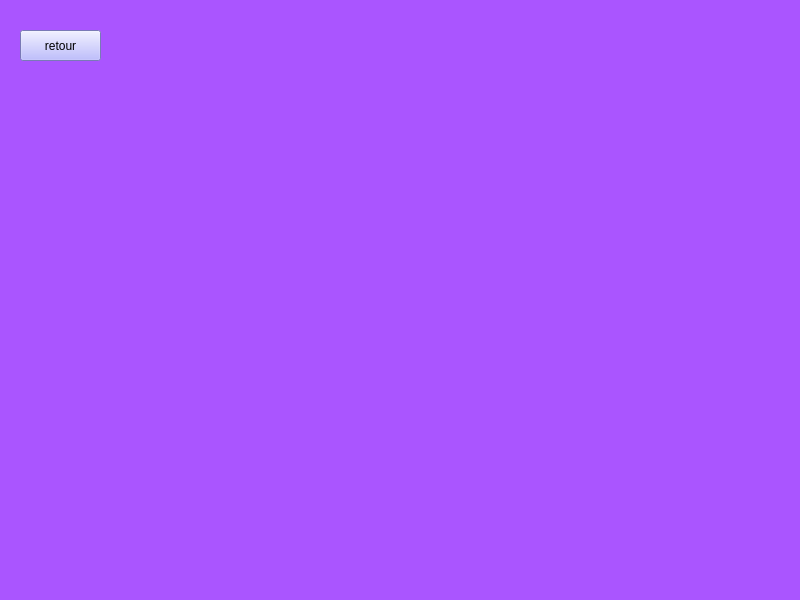
First picture: the form in gestionanimateur/statistique_c.ui, repository dina-boughanmi/projet-C-, before the edit.
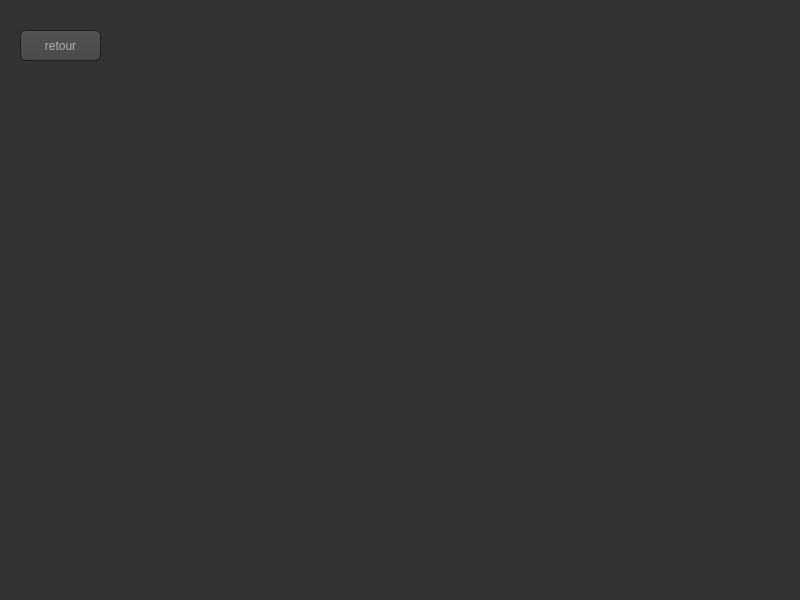
Second picture: the form after the edit. Icons and pictures are not drawn. Custom widgets are drawn as their Qt base class.

```diff
--- a/gestionanimateur/statistique_c.ui
+++ b/gestionanimateur/statistique_c.ui
@@ -14,7 +14,472 @@
    <string>MainWindow</string>
   </property>
   <property name="styleSheet">
-   <string notr="true">background-color: rgb(170, 85, 255);</string>
+   <string notr="true">QCheckBox::indicator:checked, QRadioButton::indicator:checked
+{
+    border: 1px solid #444;
+       background-color: #3995D7;
+}
+
+
+QToolTip
+{
+     border: 1px solid black;
+     background-color:#3995D7;
+     padding: 1px;
+     border-radius: 3px;
+     opacity: 100;
+}
+
+QWidget
+{
+    color: #b1b1b1;
+    background-color: #323232;
+}
+
+QWidget:item:hover
+{
+    background-color: QLinearGradient( x1: 0, y1: 0, x2: 0, y2: 1, stop: 0#3995D7, stop: 1 #ca0619);
+    color: #000000;
+}
+
+QWidget:item:selected
+{
+    background-color: QLinearGradient( x1: 0, y1: 0, x2: 0, y2: 1, stop: 0#3995D7, stop: 1 #d7801a);
+}
+
+QMenuBar::item
+{
+    background: transparent;
+}
+
+QMenuBar::item:selected
+{
+    background: transparent;
+    border: 1px solid#3995D7;
+}
+
+QMenuBar::item:pressed
+{
+    background: #444;
+    border: 1px solid #000;
+    background-color: QLinearGradient(
+        x1:0, y1:0,
+        x2:0, y2:1,
+        stop:1 #212121,
+        stop:0.4 #343434/*,
+        stop:0.2 #343434,
+        stop:0.1#3995D7*/
+    );
+    margin-bottom:-1px;
+    padding-bottom:1px;
+}
+
+QMenu
+{
+    border: 1px solid #000;
+}
+
+QMenu::item
+{
+    padding: 2px 20px 2px 20px;
+}
+
+QMenu::item:selected
+{
+    color: #000000;
+}
+
+QWidget:disabled
+{
+    color: #404040;
+    background-color: #323232;
+}
+
+QAbstractItemView
+{
+    background-color: QLinearGradient( x1: 0, y1: 0, x2: 0, y2: 1, stop: 0 #4d4d4d, stop: 0.1 #646464, stop: 1 #5d5d5d);
+}
+
+QWidget:focus
+{
+    /*border: 2px solid QLinearGradient( x1: 0, y1: 0, x2: 0, y2: 1, stop: 0#3995D7, stop: 1 #d7801a);*/
+}
+
+QLineEdit
+{
+    background-color: QLinearGradient( x1: 0, y1: 0, x2: 0, y2: 1, stop: 0 #4d4d4d, stop: 0 #646464, stop: 1 #5d5d5d);
+    padding: 1px;
+    border-style: solid;
+    border: 1px solid #1e1e1e;
+    border-radius: 5;
+}
+
+QPushButton
+{
+    color: #b1b1b1;
+    background-color: QLinearGradient( x1: 0, y1: 0, x2: 0, y2: 1, stop: 0 #565656, stop: 0.1 #525252, stop: 0.5 #4e4e4e, stop: 0.9 #4a4a4a, stop: 1 #464646);
+    border-width: 1px;
+    border-color: #1e1e1e;
+    border-style: solid;
+    border-radius: 6;
+    padding: 3px;
+    font-size: 12px;
+    padding-left: 5px;
+    padding-right: 5px;
+}
+
+QPushButton:pressed
+{
+    background-color: QLinearGradient( x1: 0, y1: 0, x2: 0, y2: 1, stop: 0 #2d2d2d, stop: 0.1 #2b2b2b, stop: 0.5 #292929, stop: 0.9 #282828, stop: 1 #252525);
+}
+
+QComboBox
+{
+    selection-background-color:#3995D7;
+    background-color: QLinearGradient( x1: 0, y1: 0, x2: 0, y2: 1, stop: 0 #565656, stop: 0.1 #525252, stop: 0.5 #4e4e4e, stop: 0.9 #4a4a4a, stop: 1 #464646);
+    border-style: solid;
+    border: 1px solid #1e1e1e;
+    border-radius: 5;
+}
+
+QComboBox:hover,QPushButton:hover
+{
+    border: 2px solid QLinearGradient( x1: 0, y1: 0, x2: 0, y2: 1, stop: 0#3995D7, stop: 1 #3995D7);
+}
+
+
+QComboBox:on
+{
+    padding-top: 3px;
+    padding-left: 4px;
+    background-color: QLinearGradient( x1: 0, y1: 0, x2: 0, y2: 1, stop: 0 #2d2d2d, stop: 0.1 #2b2b2b, stop: 0.5 #292929, stop: 0.9 #282828, stop: 1 #252525);
+    selection-background-color:#3995D7;
+}
+
+QComboBox QAbstractItemView
+{
+    border: 2px solid darkgray;
+    selection-background-color: QLinearGradient( x1: 0, y1: 0, x2: 0, y2: 1, stop: 0#3995D7, stop: 1 #d7801a);
+}
+
+QComboBox::drop-down
+{
+     subcontrol-origin: padding;
+     subcontrol-position: top right;
+     width: 15px;
+
+     border-left-width: 0px;
+     border-left-color: darkgray;
+     border-left-style: solid; /* just a single line */
+     border-top-right-radius: 3px; /* same radius as the QComboBox */
+     border-bottom-right-radius: 3px;
+ }
+
+QComboBox::down-arrow
+{
+     image: url(:/down_arrow.png);
+}
+
+QGroupBox:focus
+{
+border: 2px solid QLinearGradient( x1: 0, y1: 0, x2: 0, y2: 1, stop: 0#3995D7, stop: 1 #d7801a);
+}
+
+QTextEdit:focus
+{
+    border: 2px solid QLinearGradient( x1: 0, y1: 0, x2: 0, y2: 1, stop: 0#3995D7, stop: 1 #d7801a);
+}
+
+QScrollBar:horizontal {
+     border: 1px solid #222222;
+     background: QLinearGradient( x1: 0, y1: 0, x2: 0, y2: 1, stop: 0.0 #121212, stop: 0.2 #282828, stop: 1 #484848);
+     height: 7px;
+     margin: 0px 16px 0 16px;
+}
+
+QScrollBar::handle:horizontal
+{
+      background: QLinearGradient( x1: 0, y1: 0, x2: 1, y2: 0, stop: 0#3995D7, stop: 0.5 #d7801a, stop: 1#3995D7);
+      min-height: 20px;
+      border-radius: 2px;
+}
+
+QScrollBar::add-line:horizontal {
+      border: 1px solid #1b1b19;
+      border-radius: 2px;
+      background: QLinearGradient( x1: 0, y1: 0, x2: 1, y2: 0, stop: 0#3995D7, stop: 1 #d7801a);
+      width: 14px;
+      subcontrol-position: right;
+      subcontrol-origin: margin;
+}
+
+QScrollBar::sub-line:horizontal {
+      border: 1px solid #1b1b19;
+      border-radius: 2px;
+      background: QLinearGradient( x1: 0, y1: 0, x2: 1, y2: 0, stop: 0#3995D7, stop: 1 #d7801a);
+      width: 14px;
+     subcontrol-position: left;
+     subcontrol-origin: margin;
+}
+
+QScrollBar::right-arrow:horizontal, QScrollBar::left-arrow:horizontal
+{
+      border: 1px solid black;
+      width: 1px;
+      height: 1px;
+      background: white;
+}
+
+QScrollBar::add-page:horizontal, QScrollBar::sub-page:horizontal
+{
+      background: none;
+}
+
+QScrollBar:vertical
+{
+      background: QLinearGradient( x1: 0, y1: 0, x2: 1, y2: 0, stop: 0.0 #121212, stop: 0.2 #282828, stop: 1 #484848);
+      width: 7px;
+      margin: 16px 0 16px 0;
+      border: 1px solid #222222;
+}
+
+QScrollBar::handle:vertical
+{
+      background: QLinearGradient( x1: 0, y1: 0, x2: 0, y2: 1, stop: 0#3995D7, stop: 0.5 #d7801a, stop: 1#3995D7);
+      min-height: 20px;
+      border-radius: 2px;
+}
+
+QScrollBar::add-line:vertical
+{
+      border: 1px solid #1b1b19;
+      border-radius: 2px;
+      background: QLinearGradient( x1: 0, y1: 0, x2: 0, y2: 1, stop: 0#3995D7, stop: 1 #d7801a);
+      height: 14px;
+      subcontrol-position: bottom;
+      subcontrol-origin: margin;
+}
+
+QScrollBar::sub-line:vertical
+{
+      border: 1px solid #1b1b19;
+      border-radius: 2px;
+      background: QLinearGradient( x1: 0, y1: 0, x2: 0, y2: 1, stop: 0 #d7801a, stop: 1#3995D7);
+      height: 14px;
+      subcontrol-position: top;
+      subcontrol-origin: margin;
+}
+
+QScrollBar::up-arrow:vertical, QScrollBar::down-arrow:vertical
+{
+      border: 1px solid black;
+      width: 1px;
+      height: 1px;
+      background: white;
+}
+
+
+QScrollBar::add-page:vertical, QScrollBar::sub-page:vertical
+{
+      background: none;
+}
+
+QTextEdit
+{
+    background-color: #242424;
+}
+
+QPlainTextEdit
+{
+    background-color: #242424;
+}
+
+QHeaderView::section
+{
+    background-color: QLinearGradient(x1:0, y1:0, x2:0, y2:1, stop:0 #616161, stop: 0.5 #505050, stop: 0.6 #434343, stop:1 #656565);
+    color: white;
+    padding-left: 4px;
+    border: 1px solid #6c6c6c;
+}
+
+QCheckBox:disabled
+{
+color: #414141;
+}
+
+QDockWidget::title
+{
+    text-align: center;
+    spacing: 3px; /* spacing between items in the tool bar */
+    background-color: QLinearGradient(x1:0, y1:0, x2:0, y2:1, stop:0 #323232, stop: 0.5 #242424, stop:1 #323232);
+}
+
+QDockWidget::close-button, QDockWidget::float-button
+{
+    text-align: center;
+    spacing: 1px; /* spacing between items in the tool bar */
+    background-color: QLinearGradient(x1:0, y1:0, x2:0, y2:1, stop:0 #323232, stop: 0.5 #242424, stop:1 #323232);
+}
+
+QDockWidget::close-button:hover, QDockWidget::float-button:hover
+{
+    background: #242424;
+}
+
+QDockWidget::close-button:pressed, QDockWidget::float-button:pressed
+{
+    padding: 1px -1px -1px 1px;
+}
+
+QMainWindow::separator
+{
+    background-color: QLinearGradient(x1:0, y1:0, x2:0, y2:1, stop:0 #161616, stop: 0.5 #151515, stop: 0.6 #212121, stop:1 #343434);
+    color: white;
+    padding-left: 4px;
+    border: 1px solid #4c4c4c;
+    spacing: 3px; /* spacing between items in the tool bar */
+}
+
+QMainWindow::separator:hover
+{
+
+    background-color: QLinearGradient(x1:0, y1:0, x2:0, y2:1, stop:0 #d7801a, stop:0.5 #b56c17 stop:1#3995D7);
+    color: white;
+    padding-left: 4px;
+    border: 1px solid #6c6c6c;
+    spacing: 3px; /* spacing between items in the tool bar */
+}
+
+QToolBar::handle
+{
+     spacing: 3px; /* spacing between items in the tool bar */
+     background: url(:/images/handle.png);
+}
+
+QMenu::separator
+{
+    height: 2px;
+    background-color: QLinearGradient(x1:0, y1:0, x2:0, y2:1, stop:0 #161616, stop: 0.5 #151515, stop: 0.6 #212121, stop:1 #343434);
+    color: white;
+    padding-left: 4px;
+    margin-left: 10px;
+    margin-right: 5px;
+}
+
+QProgressBar
+{
+    border: 2px solid grey;
+    border-radius: 5px;
+    text-align: center;
+}
+
+QProgressBar::chunk
+{
+    background-color:#3995D7;
+    width: 2.15px;
+    margin: 0.5px;
+}
+
+QTabBar::tab {
+    color: #b1b1b1;
+    border: 1px solid #444;
+    border-bottom-style: none;
+    background-color: #323232;
+    padding-left: 10px;
+    padding-right: 10px;
+    padding-top: 3px;
+    padding-bottom: 2px;
+    margin-right: -1px;
+}
+
+QTabWidget::pane {
+    border: 1px solid #444;
+    top: 1px;
+}
+
+QTabBar::tab:last
+{
+    margin-right: 0; /* the last selected tab has nothing to overlap with on the right */
+    border-top-right-radius: 3px;
+}
+
+QTabBar::tab:first:!selected
+{
+ margin-left: 0px; /* the last selected tab has nothing to overlap with on the right */
+
+
+    border-top-left-radius: 3px;
+}
+
+QTabBar::tab:!selected
+{
+    color: #b1b1b1;
+    border-bottom-style: solid;
+    margin-top: 3px;
+    background-color: QLinearGradient(x1:0, y1:0, x2:0, y2:1, stop:1 #212121, stop:.4 #343434);
+}
+
+QTabBar::tab:selected
+{
+    border-top-left-radius: 3px;
+    border-top-right-radius: 3px;
+    margin-bottom: 0px;
+}
+
+QTabBar::tab:!selected:hover
+{
+    /*border-top: 2px solid#3995D7;
+    padding-bottom: 3px;*/
+    border-top-left-radius: 3px;
+    border-top-right-radius: 3px;
+    background-color: QLinearGradient(x1:0, y1:0, x2:0, y2:1, stop:1 #212121, stop:0.4 #343434, stop:0.2 #343434, stop:0.1#3995D7);
+}
+
+QRadioButton::indicator:checked, QRadioButton::indicator:unchecked{
+    color: #b1b1b1;
+    background-color: #323232;
+    border: 1px solid #b1b1b1;
+    border-radius: 6px;
+}
+
+QRadioButton::indicator:checked
+{
+    background-color: qradialgradient(
+        cx: 0.5, cy: 0.5,
+        fx: 0.5, fy: 0.5,
+        radius: 1.0,
+        stop: 0.25#3995D7,
+        stop: 0.3 #323232
+    );
+}
+
+QCheckBox::indicator{
+    color: #b1b1b1;
+    background-color: #323232;
+    border: 1px solid #b1b1b1;
+    width: 9px;
+    height: 9px;
+}
+
+QRadioButton::indicator
+{
+    border-radius: 6px;
+}
+
+QRadioButton::indicator:hover, QCheckBox::indicator:hover
+{
+    border: 1px solid#3995D7;
+}
+
+QCheckBox::indicator:checked
+{
+    image:url(:/images/checkbox.png);
+}
+
+QCheckBox::indicator:disabled, QRadioButton::indicator:disabled
+{
+    border: 1px solid #444;
+}</string>
   </property>
   <widget class="QWidget" name="centralwidget">
    <widget class="QPushButton" name="pushButton">
@@ -27,7 +492,7 @@
      </rect>
     </property>
     <property name="styleSheet">
-     <string notr="true">background-color: rgb(170, 170, 255);</string>
+     <string notr="true"/>
     </property>
     <property name="text">
      <string>retour</string>
```
Left out of the diff: 2 changed lines with no effect on the pictures.
